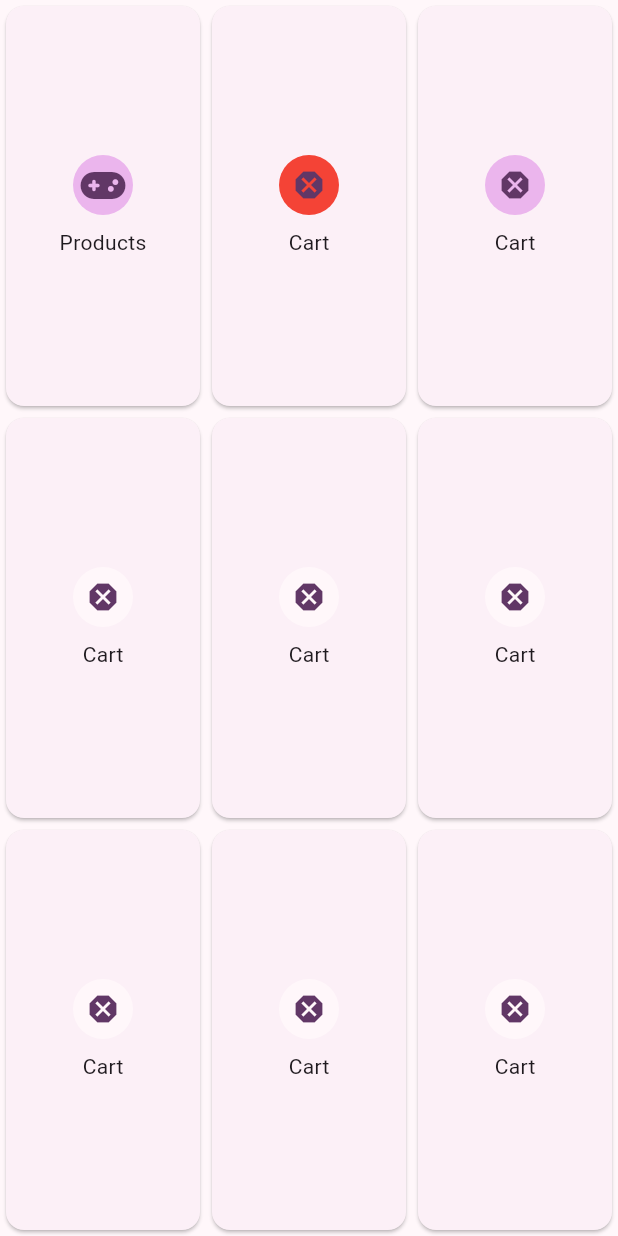
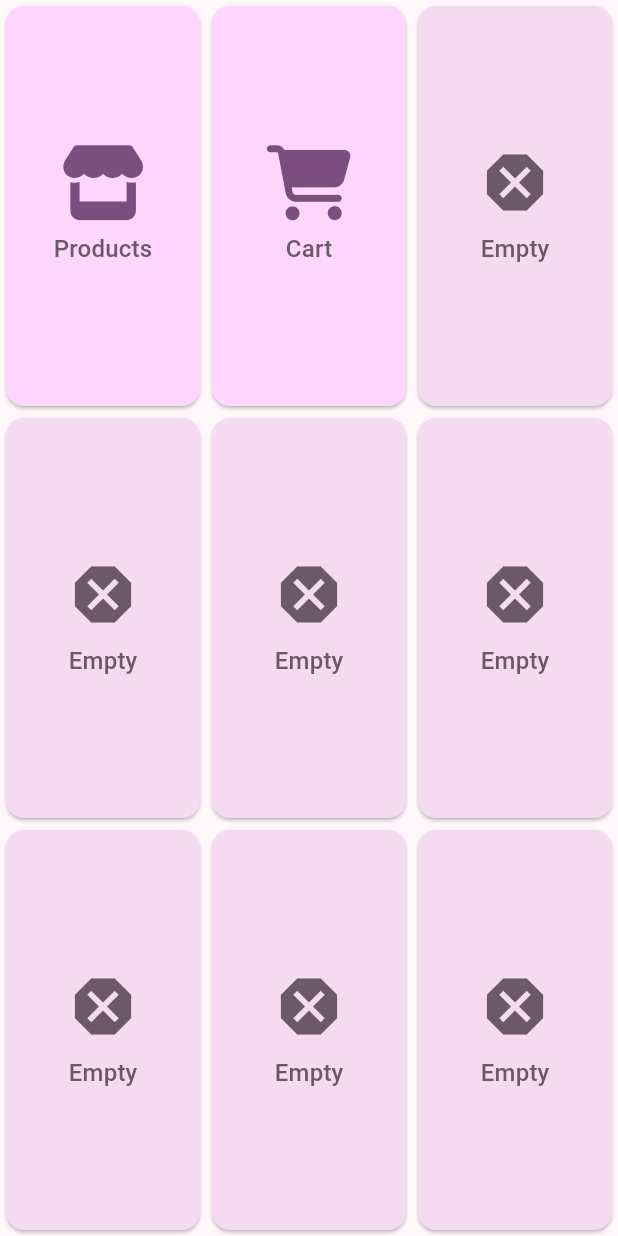
Before and after one commit to VadymPinchuk/conference_app, a Flutter app: the screen it shows after launch, on a phone screen of 412 x 824 dp. Run offline on Flutter 3.47's test engine with Material 2 defaults, Android fonts, the light colour scheme and no system bars; our stand-ins replace bloc, flutter_bloc, font_awesome_flutter, go_router; network calls fail.

Commit message:
Added some UI fixes mostly for the main screen

```diff
--- a/swag_store_app/lib/data/mock_api.dart
+++ b/swag_store_app/lib/data/mock_api.dart
@@ -100,7 +100,7 @@ class MockApi {
         imageUrl:
             'https://ih1.redbubble.net/image.3735736620.8674/ur,backpack_front,square,600x600.jpg'),
     Product(
-        name: 'Sash Sticker',
+        name: 'Dash Sticker',
         price: 2.99,
         imageUrl:
             'https://ih1.redbubble.net/image.3433260968.7459/st,small,507x507-pad,600x600,f8f8f8.jpg'),
--- a/swag_store_app/lib/feature/products/product_tile.dart
+++ b/swag_store_app/lib/feature/products/product_tile.dart
@@ -24,12 +24,23 @@ class ProductTile extends StatelessWidget {
         builder: (context, quantity) {
           return ListTile(
             leading: ClipOval(
-              child: Image.network(product.imageUrl),
+              child: Image.network(
+                product.imageUrl,
+                loadingBuilder: (_, child, isLoading) {
+                  // return child when loaded, show progress when loading
+                  return isLoading == null
+                      ? child
+                      : const Padding(
+                          padding: EdgeInsets.all(8.0),
+                          child: CircularProgressIndicator(),
+                        );
+                },
+              ),
             ),
             title: Text(product.name, maxLines: 1),
             subtitle: Text(
-              'Price: ${product.price} Sizes: ${product.sizes.toString()}',
-              maxLines: 1,
+              _getSubtitle(),
+              maxLines: 2,
             ),
             trailing: CounterView(
               minNumber: 0,
@@ -43,6 +54,9 @@ class ProductTile extends StatelessWidget {
           );
         },
       );
+
+  String _getSubtitle() => '''${product.sizes.toString()}
+${product.price} £''';
 }
 
 class CounterView extends StatefulWidget {
--- a/swag_store_app/lib/main_screen.dart
+++ b/swag_store_app/lib/main_screen.dart
@@ -1,4 +1,3 @@
-
 import 'package:font_awesome_flutter/font_awesome_flutter.dart';
 import 'package:swag_store_app/feature/products/products_bloc.dart';
 import 'package:flutter/material.dart';
@@ -27,62 +26,72 @@ class MainScreen extends StatelessWidget {
 
   List<Widget> _buildGridWidgets(BuildContext context) {
     final list = List<Widget>.empty(growable: true);
-    final scheme = Theme.of(context).colorScheme;
-    list.add(
-      _itemWidget(FontAwesomeIcons.gamepad, 'Products', scheme.inversePrimary,
-          () => context.go('/${Routes.products.name}', extra: '')),
-    );
-    list.add(
-      _itemWidget(Icons.dangerous, 'Cart', Colors.red,
-          () => context.go('/${Routes.cart.name}', extra: '')),
-    );
-    list.add(
-      _itemWidget(Icons.dangerous, 'Cart', scheme.inversePrimary,
-          () => context.go('/${Routes.cart.name}', extra: '')),
-    );
-    list.add(
-      _itemWidget(Icons.dangerous, 'Cart', scheme.background,
-          () => context.go('/${Routes.cart.name}', extra: '')),
-    );
-    list.add(
-      _itemWidget(Icons.dangerous, 'Cart', scheme.background,
-          () => context.go('/${Routes.cart.name}', extra: '')),
-    );
-    list.add(
-      _itemWidget(Icons.dangerous, 'Cart', scheme.background,
-          () => context.go('/${Routes.cart.name}', extra: '')),
-    );
-    list.add(
-      _itemWidget(Icons.dangerous, 'Cart', scheme.background,
-          () => context.go('/${Routes.cart.name}', extra: '')),
-    );
-    list.add(
-      _itemWidget(Icons.dangerous, 'Cart', scheme.background,
-          () => context.go('/${Routes.cart.name}', extra: '')),
-    );
-    list.add(
-      _itemWidget(Icons.dangerous, 'Cart', scheme.background,
-          () => context.go('/${Routes.cart.name}', extra: '')),
-    );
+    final theme = Theme.of(context);
+    final scheme = theme.colorScheme;
+    final textStyle = theme.textTheme.titleMedium!;
+    list
+      ..add(
+        _itemWidget(
+          theme,
+          FontAwesomeIcons.store,
+          'Products',
+          () => context.go('/${Routes.products.name}', extra: ''),
+        ),
+      )
+      ..add(
+        _itemWidget(
+          theme,
+          FontAwesomeIcons.cartShopping,
+          'Cart',
+          () => context.go('/${Routes.cart.name}', extra: ''),
+        ),
+      )
+      ..add(_emptyPoint(context, theme))
+      ..add(_emptyPoint(context, theme))
+      ..add(_emptyPoint(context, theme))
+      ..add(_emptyPoint(context, theme))
+      ..add(_emptyPoint(context, theme))
+      ..add(_emptyPoint(context, theme))
+      ..add(_emptyPoint(context, theme));
     return list;
   }
 
+  Widget _emptyPoint(BuildContext context, ThemeData theme) {
+    return _itemWidget(
+      theme,
+      Icons.dangerous,
+      'Empty',
+      null,
+    );
+  }
+
   Widget _itemWidget(
-          IconData icon, String title, Color color, Function() onTap) =>
-      GestureDetector(
-        onTap: onTap,
-        child: Card(
+    ThemeData theme,
+    IconData icon,
+    String title,
+    Function()? onTap,
+  ) =>
+      Card(
+        clipBehavior: Clip.antiAlias,
+        color: onTap == null ? theme.colorScheme.secondaryContainer : theme.colorScheme.primaryContainer,
+        child: InkWell(
+          onTap: onTap,
+          highlightColor: theme.colorScheme.primary.withAlpha(50),
           child: Column(
             mainAxisAlignment: MainAxisAlignment.center,
             children: [
-              CircleAvatar(
-                backgroundColor: color,
-                child: FaIcon(
-                  icon,
+              FaIcon(
+                icon,
+                size: 50,
+                color: onTap == null ? theme.colorScheme.secondary : theme.colorScheme.primary,
+              ),
+              const SizedBox(height: 8),
+              Text(
+                title,
+                style: theme.textTheme.titleMedium!.apply(
+                  color: onTap == null ? theme.colorScheme.secondary : theme.colorScheme.secondary,
                 ),
               ),
-              const SizedBox(height: 8),
-              Text(title),
             ],
           ),
         ),
```
